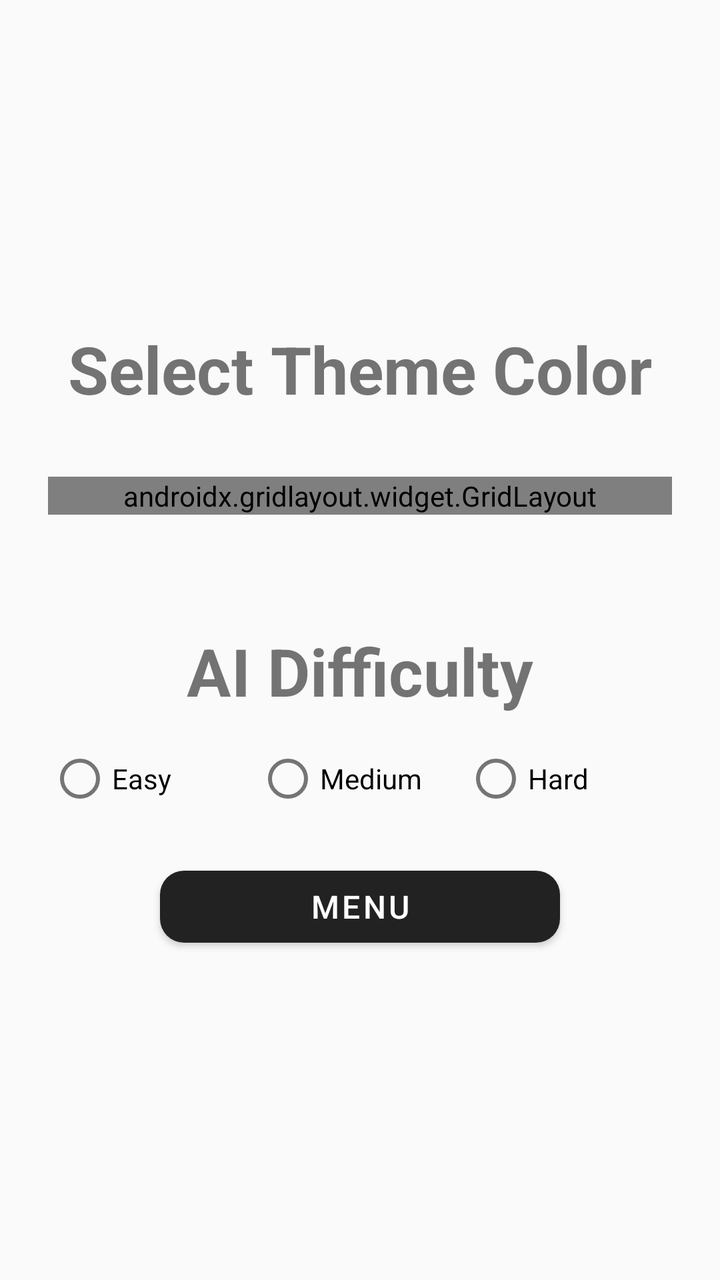
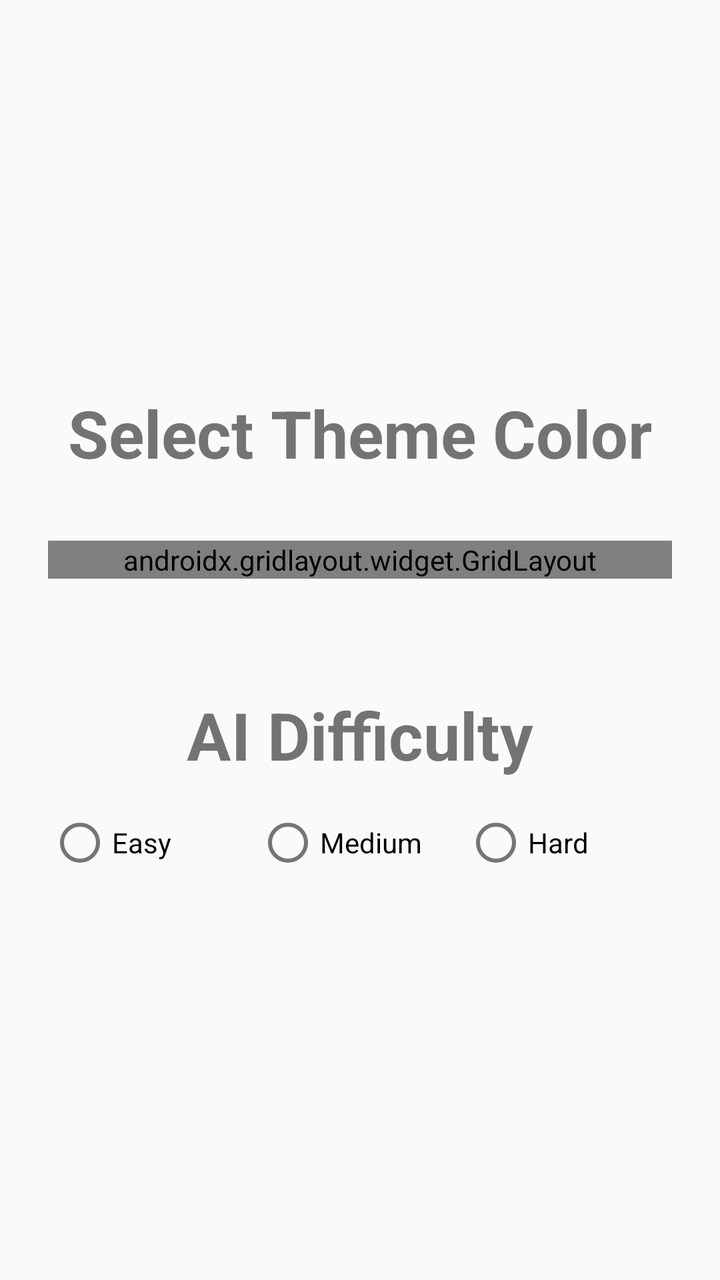

An Android layout rendered at two revisions. The XML below is the earlier revision; the diff shows what the commit changed to produce the second picture.
<!-- AndroidManifest.xml: activity theme Theme.TicTacToe -->
<!-- res/layout/activity_settings.xml -->
<?xml version="1.0" encoding="utf-8"?>
<LinearLayout xmlns:android="http://schemas.android.com/apk/res/android" xmlns:app="http://schemas.android.com/apk/res-auto"
    android:layout_width="match_parent"
    android:layout_height="match_parent"
    android:orientation="vertical"
    android:gravity="center"
    android:background="?android:windowBackground"
    android:padding="24dp">

    <TextView
        android:id="@+id/tvSettingsTitle"
        android:layout_width="wrap_content"
        android:layout_height="wrap_content"
        android:text="Select Theme Color"
        android:textSize="33sp"
        android:textStyle="bold"
        android:layout_marginBottom="32dp" />

    <androidx.gridlayout.widget.GridLayout
        android:layout_width="match_parent"
        android:layout_height="wrap_content"
        android:layout_gravity="center"
        android:layout_marginBottom="24dp"
        app:columnCount="3">
        <com.google.android.material.card.MaterialCardView
            android:id="@+id/cardDefault"
            android:layout_width="0dp"
            app:layout_columnWeight="1"
            android:layout_height="80dp"
            app:cardCornerRadius="16dp"
            app:cardElevation="6dp"
            android:layout_margin="8dp">
            <FrameLayout
                android:layout_width="match_parent"
                android:layout_height="match_parent"
                android:background="@drawable/bg_gradient_default">
                <TextView
                    android:id="@+id/tvDefault"
                    android:layout_width="match_parent"
                    android:layout_height="match_parent"
                    android:text="Default"
                    android:textColor="#222"
                    android:textSize="18sp"
                    android:gravity="center" />
            </FrameLayout>
        </com.google.android.material.card.MaterialCardView>
        <com.google.android.material.card.MaterialCardView
            android:id="@+id/cardBlue"
            android:layout_width="0dp"
            app:layout_columnWeight="1"
            android:layout_height="80dp"
            app:cardCornerRadius="16dp"
            app:cardElevation="6dp"
            android:layout_margin="8dp">
            <FrameLayout
                android:layout_width="match_parent"
                android:layout_height="match_parent"
                android:background="@drawable/bg_gradient_blue">
                <TextView
                    android:id="@+id/tvBlue"
                    android:layout_width="match_parent"
                    android:layout_height="match_parent"
                    android:text="Blue"
                    android:textColor="#fff"
                    android:textSize="18sp"
                    android:gravity="center" />
            </FrameLayout>
        </com.google.android.material.card.MaterialCardView>
        <com.google.android.material.card.MaterialCardView
            android:id="@+id/cardGreen"
            android:layout_width="0dp"
            app:layout_columnWeight="1"
            android:layout_height="80dp"
            app:cardCornerRadius="16dp"
            app:cardElevation="6dp"
            android:layout_margin="8dp">
            <FrameLayout
                android:layout_width="match_parent"
                android:layout_height="match_parent"
                android:background="@drawable/bg_gradient_green">
                <TextView
                    android:id="@+id/tvGreen"
                    android:layout_width="match_parent"
                    android:layout_height="match_parent"
                    android:text="Green"
                    android:textColor="#fff"
                    android:textSize="18sp"
                    android:gravity="center" />
            </FrameLayout>
        </com.google.android.material.card.MaterialCardView>
        <com.google.android.material.card.MaterialCardView
            android:id="@+id/cardRed"
            android:layout_width="0dp"
            app:layout_columnWeight="1"
            android:layout_height="80dp"
            app:cardCornerRadius="16dp"
            app:cardElevation="6dp"
            android:layout_margin="8dp">
            <FrameLayout
                android:layout_width="match_parent"
                android:layout_height="match_parent"
                android:background="@drawable/bg_gradient_red">
                <TextView
                    android:id="@+id/tvRed"
                    android:layout_width="match_parent"
                    android:layout_height="match_parent"
                    android:text="Red"
                    android:textColor="#fff"
                    android:textSize="18sp"
                    android:gravity="center" />
            </FrameLayout>
        </com.google.android.material.card.MaterialCardView>
        <com.google.android.material.card.MaterialCardView
            android:id="@+id/cardGold"
            android:layout_width="0dp"
            app:layout_columnWeight="1"
            android:layout_height="80dp"
            app:cardCornerRadius="16dp"
            app:cardElevation="6dp"
            android:layout_margin="8dp">
            <FrameLayout
                android:layout_width="match_parent"
                android:layout_height="match_parent"
                android:background="@drawable/bg_gradient_gold">
                <TextView
                    android:id="@+id/tvGold"
                    android:layout_width="match_parent"
                    android:layout_height="match_parent"
                    android:text="Gold"
                    android:textColor="#222"
                    android:textSize="18sp"
                    android:gravity="center" />
            </FrameLayout>
        </com.google.android.material.card.MaterialCardView>
        <com.google.android.material.card.MaterialCardView
            android:id="@+id/cardSilver"
            android:layout_width="0dp"
            app:layout_columnWeight="1"
            android:layout_height="80dp"
            app:cardCornerRadius="16dp"
            app:cardElevation="6dp"
            android:layout_margin="8dp">
            <FrameLayout
                android:layout_width="match_parent"
                android:layout_height="match_parent"
                android:background="@drawable/bg_gradient_silver">
                <TextView
                    android:id="@+id/tvSilver"
                    android:layout_width="match_parent"
                    android:layout_height="match_parent"
                    android:text="Silver"
                    android:textColor="#222"
                    android:textSize="18sp"
                    android:gravity="center" />
            </FrameLayout>
        </com.google.android.material.card.MaterialCardView>

    </androidx.gridlayout.widget.GridLayout>

    <TextView
        android:id="@+id/tvDifficultyTitle"
        android:layout_width="wrap_content"
        android:layout_height="wrap_content"
        android:text="AI Difficulty"
        android:textSize="33sp"
        android:textStyle="bold"
        android:layout_marginTop="32dp"
        android:layout_marginBottom="8dp" />

    <RadioGroup
        android:id="@+id/radioGroupDifficulty"
        android:layout_width="match_parent"
        android:layout_height="wrap_content"
        android:orientation="horizontal">
        <RadioButton
            android:id="@+id/radioEasy"
            android:layout_width="0dp"
            android:layout_height="wrap_content"
            android:layout_weight="1"
            android:text="Easy" />
        <RadioButton
            android:id="@+id/radioMedium"
            android:layout_width="0dp"
            android:layout_height="wrap_content"
            android:layout_weight="1"
            android:text="Medium" />
        <RadioButton
            android:id="@+id/radioHard"
            android:layout_width="0dp"
            android:layout_height="wrap_content"
            android:layout_weight="1"
            android:text="Hard" />
    </RadioGroup>

    <Button
        android:id="@+id/btnMenu"
        style="@style/TicTacToeActionButton"
        android:layout_width="200dp"
        android:layout_height="wrap_content"
        android:text="MENU"
        android:layout_marginTop="16dp" />


    </LinearLayout>
<!-- resources referenced by this layout -->
<resources>
  <!-- drawable bg_gradient_blue (drawable) -->
  <shape xmlns:android="http://schemas.android.com/apk/res/android">
      <gradient
          android:type="linear"
          android:angle="135"
          android:startColor="#2196F3"
          android:endColor="#64B5F6" />
  </shape>
  <!-- drawable bg_gradient_default (drawable) -->
  <shape xmlns:android="http://schemas.android.com/apk/res/android">
      <gradient
          android:type="linear"
          android:angle="135"
          android:startColor="#f5f5f5"
          android:endColor="#e0e0e0" />
  </shape>
  <!-- drawable bg_gradient_gold (drawable) -->
  <shape xmlns:android="http://schemas.android.com/apk/res/android">
      <gradient
          android:type="linear"
          android:angle="135"
          android:startColor="#FFD700"
          android:endColor="#FFF8DC" />
  </shape>
  <!-- drawable bg_gradient_green (drawable) -->
  <shape xmlns:android="http://schemas.android.com/apk/res/android">
      <gradient
          android:type="linear"
          android:angle="135"
          android:startColor="#43A047"
          android:endColor="#81C784" />
  </shape>
  <!-- drawable bg_gradient_red (drawable) -->
  <shape xmlns:android="http://schemas.android.com/apk/res/android">
      <gradient
          android:type="linear"
          android:angle="135"
          android:startColor="#E53935"
          android:endColor="#FF8A80" />
  </shape>
  <!-- drawable bg_gradient_silver (drawable) -->
  <shape xmlns:android="http://schemas.android.com/apk/res/android">
      <gradient
          android:type="linear"
          android:angle="135"
          android:startColor="#C0C0C0"
          android:endColor="#F5F5F5" />
  </shape>
  <style name="TicTacToeActionButton" parent="Widget.MaterialComponents.Button">
          <item name="android:layout_width">160dp</item>
          <item name="android:layout_height">wrap_content</item>
          <item name="android:textSize">16sp</item>
          <item name="android:textColor">?android:textColorPrimary</item>
          <item name="backgroundTint">?attr/colorPrimary</item>
          <item name="cornerRadius">12dp</item>
          <item name="elevation">4dp</item>
      </style>
  <style name="Theme.TicTacToe" parent="Theme.MaterialComponents.DayNight.NoActionBar">
          <item name="colorPrimary">@color/theme_default</item>
          <item name="colorPrimaryVariant">@color/theme_dark</item>
          <item name="colorOnPrimary">@color/theme_on</item>
          <item name="colorSecondary">@color/theme_blue</item>
          <item name="colorSecondaryVariant">@color/theme_dark</item>
          <item name="colorOnSecondary">@color/theme_on</item>
          <item name="android:windowBackground">@color/theme_light</item>
          <item name="android:textColorPrimary">@color/theme_on</item>
      </style>
  <color name="theme_default">#222222</color>
  <color name="theme_dark">#121212</color>
  <color name="theme_on">#FFFFFF</color>
  <color name="theme_blue">#1976D2</color>
  <color name="theme_light">#FAFAFA</color>
</resources>

<!-- the commit's change to res/layout/activity_settings.xml (unified diff, before → after) -->
@@ -192,13 +192,7 @@
             android:text="Hard" />
     </RadioGroup>
 
-    <Button
-        android:id="@+id/btnMenu"
-        style="@style/TicTacToeActionButton"
-        android:layout_width="200dp"
-        android:layout_height="wrap_content"
-        android:text="MENU"
-        android:layout_marginTop="16dp" />
+
 
 
     </LinearLayout>
<!-- resource entries referenced after the edit -->
@@ -48,15 +48,6 @@
           android:startColor="#C0C0C0"
           android:endColor="#F5F5F5" />
   </shape>
-  <style name="TicTacToeActionButton" parent="Widget.MaterialComponents.Button">
-          <item name="android:layout_width">160dp</item>
-          <item name="android:layout_height">wrap_content</item>
-          <item name="android:textSize">16sp</item>
-          <item name="android:textColor">?android:textColorPrimary</item>
-          <item name="backgroundTint">?attr/colorPrimary</item>
-          <item name="cornerRadius">12dp</item>
-          <item name="elevation">4dp</item>
-      </style>
   <style name="Theme.TicTacToe" parent="Theme.MaterialComponents.DayNight.NoActionBar">
           <item name="colorPrimary">@color/theme_default</item>
           <item name="colorPrimaryVariant">@color/theme_dark</item>
